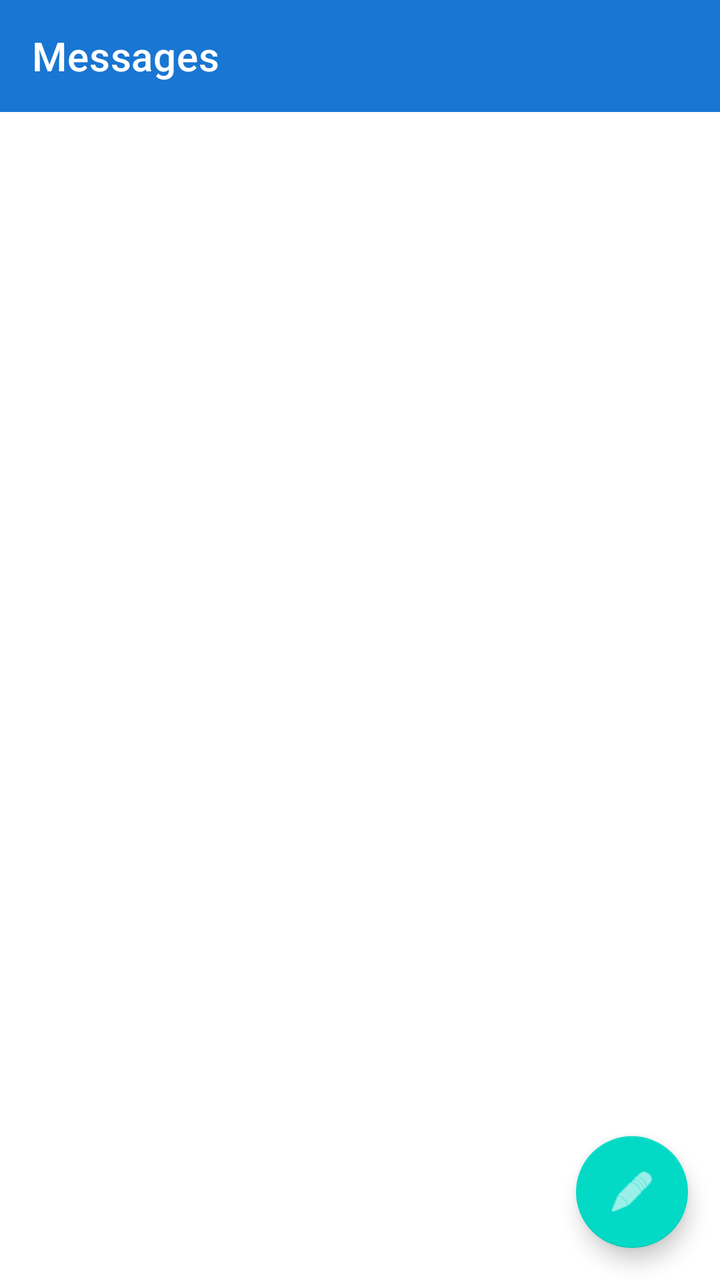
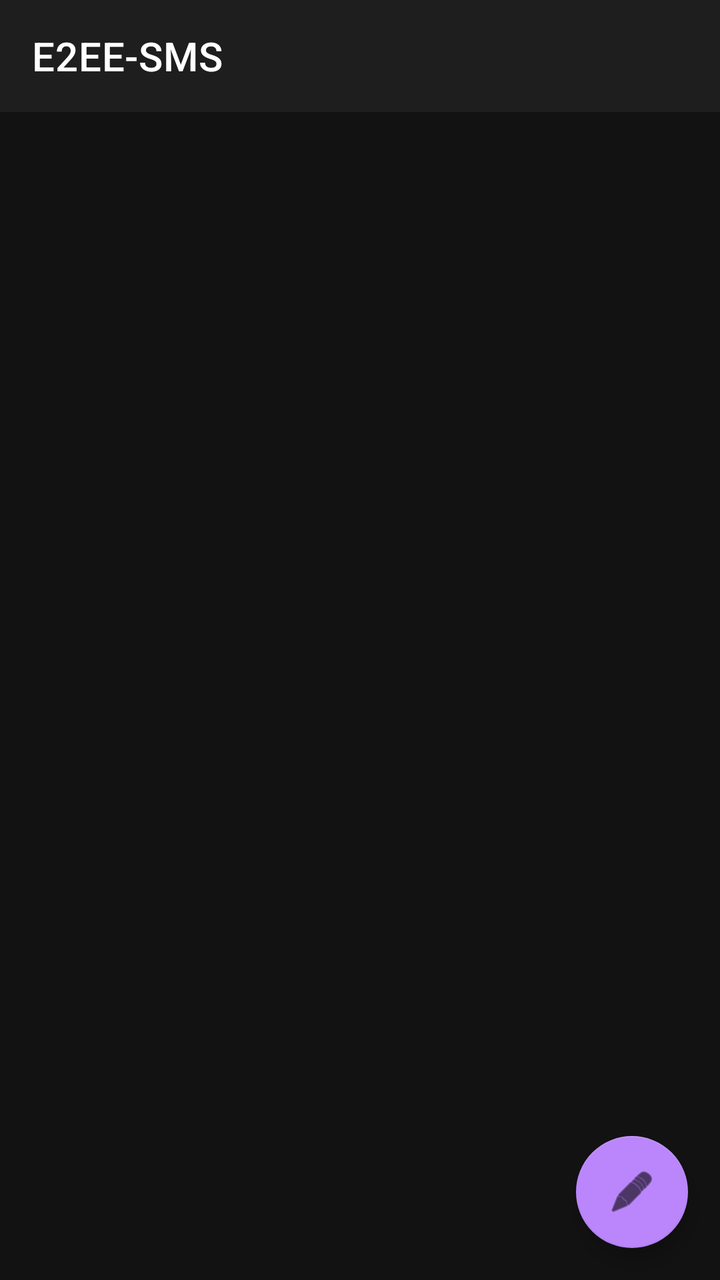

Compare the two renders of this Android layout. The source of the first and the diff that turns it into the second are given below.
<!-- AndroidManifest.xml: application theme Theme.SMS -->
<!-- res/layout/activity_main.xml -->
<?xml version="1.0" encoding="utf-8"?>
<LinearLayout
    xmlns:android="http://schemas.android.com/apk/res/android"
    xmlns:app="http://schemas.android.com/apk/res-auto"
    android:layout_width="match_parent"
    android:layout_height="match_parent"
    android:orientation="vertical">

    <com.google.android.material.appbar.AppBarLayout
        android:layout_width="match_parent"
        android:layout_height="wrap_content">

        <com.google.android.material.appbar.MaterialToolbar
            android:id="@+id/toolbar"
            android:layout_width="match_parent"
            android:layout_height="?attr/actionBarSize"
            android:background="@color/primary"
            app:title="Messages"
            app:titleTextColor="@android:color/white" />

    </com.google.android.material.appbar.AppBarLayout>

    <androidx.recyclerview.widget.RecyclerView
        android:id="@+id/recyclerView"
        android:layout_width="match_parent"
        android:layout_height="0dp"
        android:layout_weight="1" />

    <com.google.android.material.floatingactionbutton.FloatingActionButton
        android:id="@+id/fabCompose"
        android:layout_width="wrap_content"
        android:layout_height="wrap_content"
        android:layout_gravity="bottom|end"
        android:layout_margin="16dp"
        android:src="@android:drawable/ic_menu_edit"
        android:contentDescription="New message"
        app:tint="@android:color/white" />

</LinearLayout>
<!-- resources referenced by this layout -->
<resources>
  <color name="primary">#1976D2</color>
  <style name="Theme.SMS" parent="Theme.MaterialComponents.Light.NoActionBar">
          <item name="colorPrimary">@color/primary</item>
          <item name="colorPrimaryDark">@color/primary_dark</item>
          <item name="colorAccent">@color/accent</item>
      </style>
  <color name="primary_dark">#1565C0</color>
  <color name="accent">#FF4081</color>
</resources>

<!-- the commit's change to res/layout/activity_main.xml (unified diff, before → after) -->
@@ -4,19 +4,21 @@
     xmlns:app="http://schemas.android.com/apk/res-auto"
     android:layout_width="match_parent"
     android:layout_height="match_parent"
-    android:orientation="vertical">
+    android:orientation="vertical"
+    android:background="#121212">
 
     <com.google.android.material.appbar.AppBarLayout
         android:layout_width="match_parent"
-        android:layout_height="wrap_content">
+        android:layout_height="wrap_content"
+        android:background="#1E1E1E">
 
         <com.google.android.material.appbar.MaterialToolbar
             android:id="@+id/toolbar"
             android:layout_width="match_parent"
             android:layout_height="?attr/actionBarSize"
-            android:background="@color/primary"
-            app:title="Messages"
-            app:titleTextColor="@android:color/white" />
+            android:background="#1E1E1E"
+            app:title="E2EE-SMS"
+            app:titleTextColor="#FFFFFF" />
 
     </com.google.android.material.appbar.AppBarLayout>
 
@@ -24,7 +26,8 @@
         android:id="@+id/recyclerView"
         android:layout_width="match_parent"
         android:layout_height="0dp"
-        android:layout_weight="1" />
+        android:layout_weight="1"
+        android:background="#121212" />
 
     <com.google.android.material.floatingactionbutton.FloatingActionButton
         android:id="@+id/fabCompose"
@@ -34,6 +37,7 @@
         android:layout_margin="16dp"
         android:src="@android:drawable/ic_menu_edit"
         android:contentDescription="New message"
-        app:tint="@android:color/white" />
+        app:backgroundTint="#BB86FC"
+        app:tint="#000000" />
 
 </LinearLayout>
<!-- resource entries referenced after the edit -->
@@ -1,12 +1,18 @@
 <!-- resources referenced by this layout -->
 <resources>
-  <color name="primary">#1976D2</color>
-  <style name="Theme.SMS" parent="Theme.MaterialComponents.Light.NoActionBar">
+  <color name="primary">#BB86FC</color>
+  <style name="Theme.SMS" parent="Theme.MaterialComponents.DayNight.NoActionBar">
           <item name="colorPrimary">@color/primary</item>
           <item name="colorPrimaryDark">@color/primary_dark</item>
           <item name="colorAccent">@color/accent</item>
+          <item name="android:windowBackground">@color/background</item>
+          <item name="android:statusBarColor">@color/background</item>
+          <item name="android:navigationBarColor">@color/background</item>
+          <item name="android:textColorPrimary">#FFFFFF</item>
+          <item name="android:textColorSecondary">#B0B0B0</item>
       </style>
-  <color name="primary_dark">#1565C0</color>
-  <color name="accent">#FF4081</color>
+  <color name="primary_dark">#9C5AE8</color>
+  <color name="accent">#03DAC5</color>
+  <color name="background">#121212</color>
 </resources>
 
